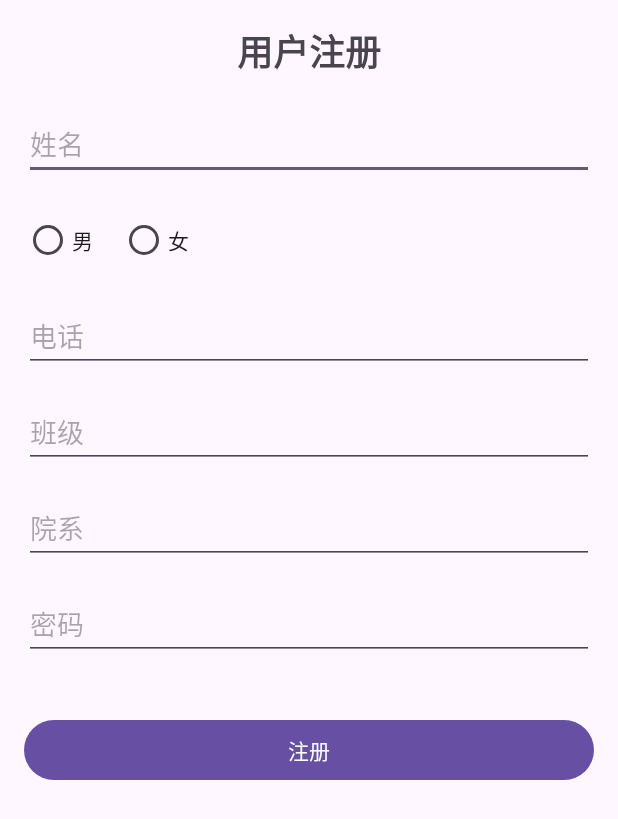
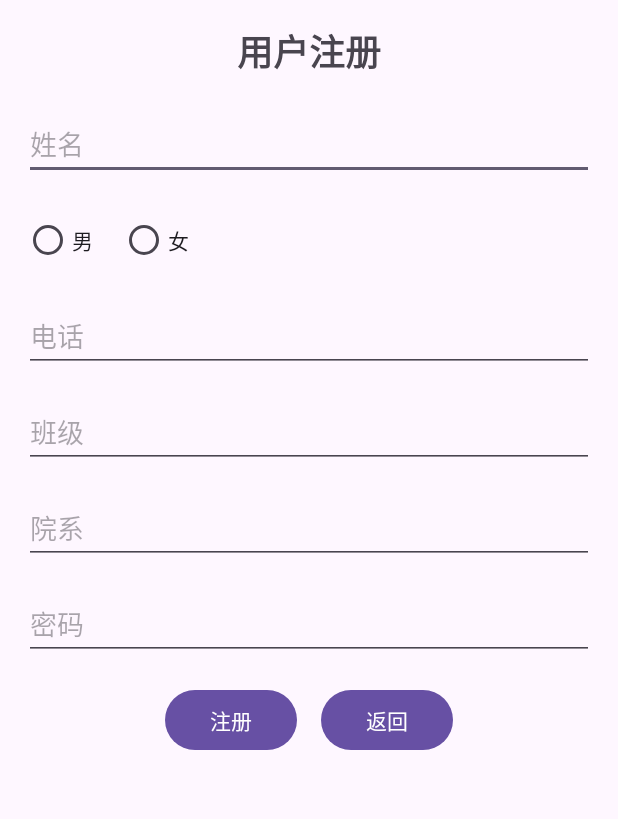
Before and after one commit to Ww-Root-0/Android_student-information-management-system, an Android app: the screen it shows after launch (RegisterActivity), after a tap on "注册", on a phone screen of 412 x 824 dp. Shown: the top 819 px of the screen. Run offline under Robolectric (Android 15) with nearby library versions, the phone set to English and light mode, and no system bars.

Commit message:
完善登录注册

```diff
--- a/app/src/main/java/com/example/myapp_keshe/Control/LoginActivity.java
+++ b/app/src/main/java/com/example/myapp_keshe/Control/LoginActivity.java
@@ -86,7 +86,6 @@ public class LoginActivity extends AppCompatActivity implements View.OnClickList
         } else if (v.getId() == R.id.registerbutton) {
             Intent intent = new Intent(this, RegisterActivity.class);
             startActivity(intent);
-            finish(); // 可选：关闭当前 Activity
         }
     }
 
--- a/app/src/main/java/com/example/myapp_keshe/Control/RegisterActivity.java
+++ b/app/src/main/java/com/example/myapp_keshe/Control/RegisterActivity.java
@@ -20,7 +20,7 @@ public class RegisterActivity extends AppCompatActivity {
 
     private EditText editTextName, editTextPhone, editTextClass, editTextDepartment, editTextPassword;
     private RadioGroup radioGroupGender;
-    private Button buttonRegister;
+    private Button buttonRegister,buttonBack;
     private MyHelper myHelper;
 
     @Override
@@ -40,11 +40,18 @@ public class RegisterActivity extends AppCompatActivity {
         editTextPassword = findViewById(R.id.editTextPassword);
         radioGroupGender = findViewById(R.id.radioGroupGender);
         buttonRegister = findViewById(R.id.buttonRegister);
+        buttonBack = findViewById(R.id.buttonBack);
 
         buttonRegister.setOnClickListener(new View.OnClickListener() {
             @Override
             public void onClick(View v) {
                 registerUser();
+            }
+        });
+        buttonBack.setOnClickListener(new View.OnClickListener() {
+            @Override
+            public void onClick(View v) {
+                finish(); // 关闭当前 Activity 并返回到上一个 Activity
             }
         });
     }
@@ -63,7 +70,6 @@ public class RegisterActivity extends AppCompatActivity {
             Toast.makeText(this, "请填写所有字段", Toast.LENGTH_SHORT).show();
             return;
         }
-
         SQLiteDatabase db = myHelper.getWritableDatabase();
         ContentValues values = new ContentValues();
         values.put("name", name);
--- a/app/src/main/res/layout/register.xml
+++ b/app/src/main/res/layout/register.xml
@@ -76,11 +76,25 @@
             android:inputType="textPassword"
             android:layout_marginBottom="16dp" />
 
-        <Button
-            android:id="@+id/buttonRegister"
+        <LinearLayout
             android:layout_width="match_parent"
             android:layout_height="wrap_content"
-            android:text="注册"
-            android:layout_marginTop="20dp" />
+            android:orientation="horizontal"
+            android:gravity="center">
+
+            <Button
+                android:id="@+id/buttonRegister"
+                android:layout_width="wrap_content"
+                android:layout_height="wrap_content"
+                android:text="注册"
+                android:layout_marginEnd="16dp" />
+
+            <Button
+                android:id="@+id/buttonBack"
+                android:layout_width="wrap_content"
+                android:layout_height="wrap_content"
+                android:text="返回" />
+        </LinearLayout>
+
     </LinearLayout>
 </ScrollView>
```
